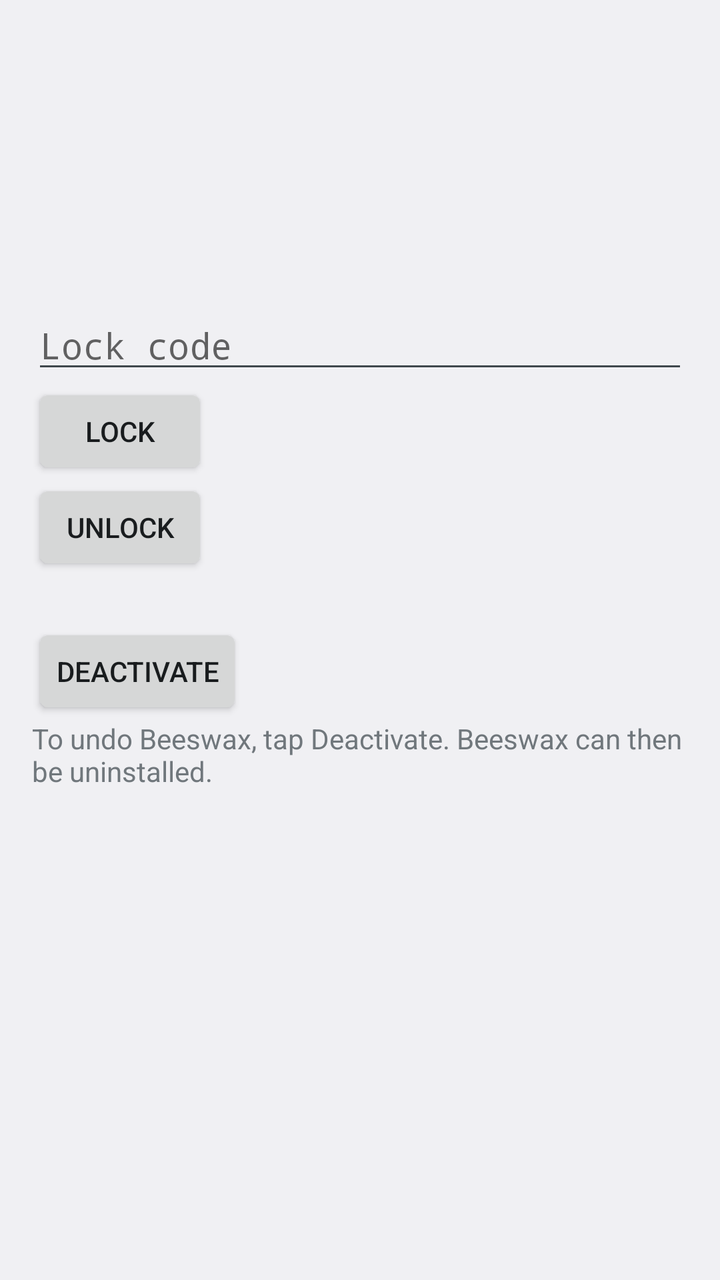
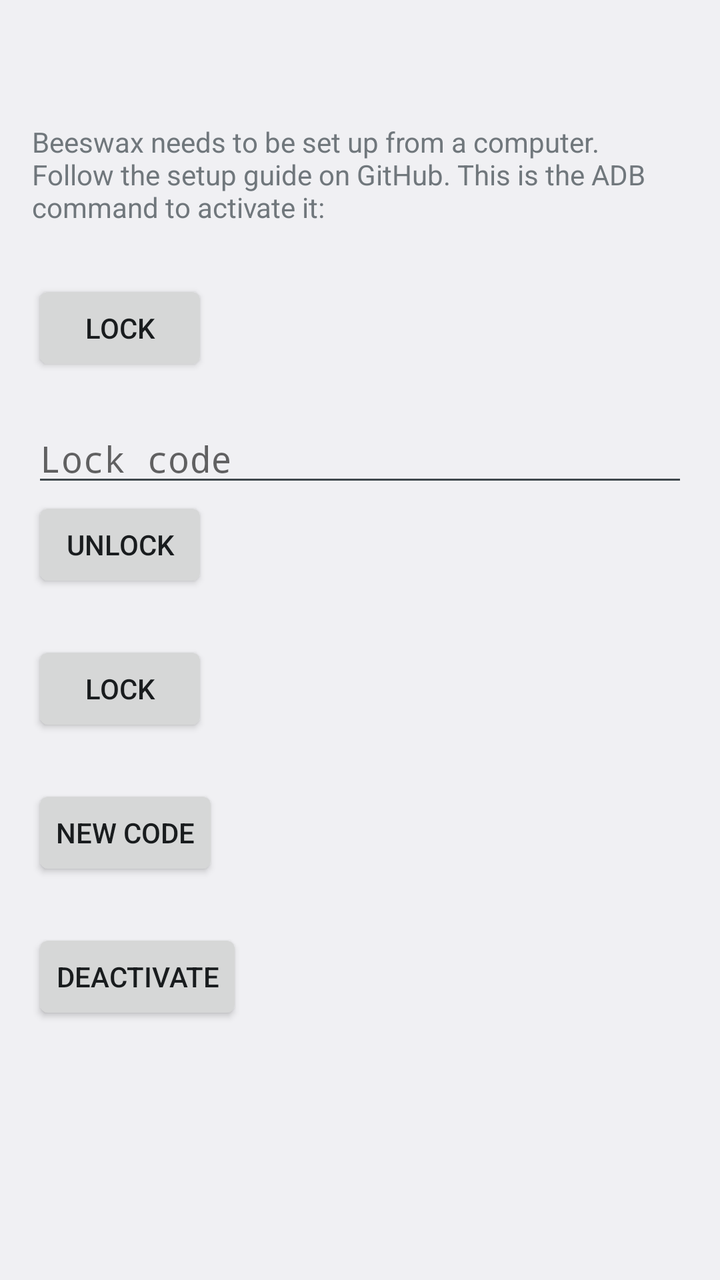

Two renders of the same Android screen: before a commit and after it. Below are the layout's source before the change and the commit's diff.
<!-- AndroidManifest.xml: application theme android:Theme.DeviceDefault.DayNight -->
<!-- res/layout/activity_main.xml -->
<?xml version="1.0" encoding="utf-8"?>
<ScrollView xmlns:android="http://schemas.android.com/apk/res/android"
    android:id="@+id/root"
    android:layout_width="match_parent"
    android:layout_height="match_parent"
    android:filterTouchesWhenObscured="true">

    <LinearLayout
        android:layout_width="match_parent"
        android:layout_height="wrap_content"
        android:orientation="vertical"
        android:padding="16dp">

        <TextView
            android:id="@+id/title"
            android:layout_width="wrap_content"
            android:layout_height="wrap_content"
            android:layout_marginBottom="16dp"
            android:textAppearance="@android:style/TextAppearance.DeviceDefault.Large" />

        <TextView
            android:id="@+id/status"
            android:layout_width="match_parent"
            android:layout_height="wrap_content" />

        <TextView
            android:id="@+id/adb_command"
            android:layout_width="match_parent"
            android:layout_height="wrap_content"
            android:layout_marginTop="8dp"
            android:fontFamily="monospace"
            android:textIsSelectable="true" />

        <LinearLayout
            android:id="@+id/owner_controls"
            android:layout_width="match_parent"
            android:layout_height="wrap_content"
            android:orientation="vertical">

            <TextView
                android:id="@+id/lock_status"
                android:layout_width="match_parent"
                android:layout_height="wrap_content"
                android:layout_marginTop="24dp" />

            <TextView
                android:id="@+id/lock_test_note"
                android:layout_width="match_parent"
                android:layout_height="wrap_content"
                android:text="@string/lock_test_note"
                android:visibility="gone" />

            
            <EditText
                android:id="@+id/code"
                android:layout_width="match_parent"
                android:layout_height="wrap_content"
                android:fontFamily="monospace"
                android:hint="@string/code_hint"
                android:importantForAutofill="no"
                android:inputType="textVisiblePassword|textNoSuggestions" />

            <Button
                android:id="@+id/lock"
                android:layout_width="wrap_content"
                android:layout_height="wrap_content"
                android:text="@string/lock" />

            <Button
                android:id="@+id/unlock"
                android:layout_width="wrap_content"
                android:layout_height="wrap_content"
                android:text="@string/unlock" />

            <LinearLayout
                android:id="@+id/quarantine"
                android:layout_width="match_parent"
                android:layout_height="wrap_content"
                android:orientation="vertical" />

            <TextView
                android:id="@+id/backups_failed"
                android:layout_width="match_parent"
                android:layout_height="wrap_content"
                android:layout_marginTop="24dp"
                android:text="@string/backups_failed"
                android:visibility="gone" />

            <LinearLayout
                android:id="@+id/exit_controls"
                android:layout_width="match_parent"
                android:layout_height="wrap_content"
                android:orientation="vertical">

                <Button
                    android:id="@+id/deactivate"
                    android:layout_width="wrap_content"
                    android:layout_height="wrap_content"
                    android:layout_marginTop="24dp"
                    android:text="@string/deactivate" />

                <TextView
                    android:layout_width="match_parent"
                    android:layout_height="wrap_content"
                    android:text="@string/exit_path_note" />
            </LinearLayout>
        </LinearLayout>
    </LinearLayout>
</ScrollView>
<!-- resources referenced by this layout -->
<resources>
  <string name="backups_failed">Couldn\'t turn on system backups.</string>
  <string name="code_hint">Lock code</string>
  <string name="deactivate">Deactivate</string>
  <string name="exit_path_note">To undo Beeswax, tap Deactivate. Beeswax can then be uninstalled.</string>
  <string name="lock">Lock</string>
  <string name="lock_test_note">Test build: debugging stays allowed while locked.</string>
  <string name="unlock">Unlock</string>
</resources>

<!-- the commit's change to res/layout/activity_main.xml (unified diff, before → after) -->
@@ -21,7 +21,8 @@
         <TextView
             android:id="@+id/status"
             android:layout_width="match_parent"
-            android:layout_height="wrap_content" />
+            android:layout_height="wrap_content"
+            android:text="@string/status_not_device_owner" />
 
         <TextView
             android:id="@+id/adb_command"
@@ -37,11 +38,17 @@
             android:layout_height="wrap_content"
             android:orientation="vertical">
 
+            
+            <Button
+                android:id="@+id/close_list"
+                android:layout_width="wrap_content"
+                android:layout_height="wrap_content"
+                android:text="@string/lock" />
+
             <TextView
                 android:id="@+id/lock_status"
                 android:layout_width="match_parent"
-                android:layout_height="wrap_content"
-                android:layout_marginTop="24dp" />
+                android:layout_height="wrap_content" />
 
             <TextView
                 android:id="@+id/lock_test_note"
@@ -61,22 +68,31 @@
                 android:inputType="textVisiblePassword|textNoSuggestions" />
 
             <Button
+                android:id="@+id/open_list"
+                android:layout_width="wrap_content"
+                android:layout_height="wrap_content"
+                android:text="@string/open_list" />
+
+            
+            <LinearLayout
+                android:id="@+id/app_list"
+                android:layout_width="match_parent"
+                android:layout_height="wrap_content"
+                android:orientation="vertical" />
+
+            <Button
                 android:id="@+id/lock"
                 android:layout_width="wrap_content"
                 android:layout_height="wrap_content"
+                android:layout_marginTop="24dp"
                 android:text="@string/lock" />
 
             <Button
-                android:id="@+id/unlock"
+                android:id="@+id/new_code"
                 android:layout_width="wrap_content"
                 android:layout_height="wrap_content"
-                android:text="@string/unlock" />
-
-            <LinearLayout
-                android:id="@+id/quarantine"
-                android:layout_width="match_parent"
-                android:layout_height="wrap_content"
-                android:orientation="vertical" />
+                android:layout_marginTop="24dp"
+                android:text="@string/new_code" />
 
             <TextView
                 android:id="@+id/backups_failed"
@@ -86,24 +102,12 @@
                 android:text="@string/backups_failed"
                 android:visibility="gone" />
 
-            <LinearLayout
-                android:id="@+id/exit_controls"
-                android:layout_width="match_parent"
+            <Button
+                android:id="@+id/deactivate"
+                android:layout_width="wrap_content"
                 android:layout_height="wrap_content"
-                android:orientation="vertical">
-
-                <Button
-                    android:id="@+id/deactivate"
-                    android:layout_width="wrap_content"
-                    android:layout_height="wrap_content"
-                    android:layout_marginTop="24dp"
-                    android:text="@string/deactivate" />
-
-                <TextView
-                    android:layout_width="match_parent"
-                    android:layout_height="wrap_content"
-                    android:text="@string/exit_path_note" />
-            </LinearLayout>
+                android:layout_marginTop="24dp"
+                android:text="@string/deactivate" />
         </LinearLayout>
     </LinearLayout>
 </ScrollView>
<!-- resource entries referenced after the edit -->
@@ -1,11 +1,12 @@
 <!-- resources referenced by this layout -->
 <resources>
-  <string name="backups_failed">Couldn\'t turn on system backups.</string>
+  <string name="backups_failed">Couldn\'t turn system backups back on.</string>
   <string name="code_hint">Lock code</string>
   <string name="deactivate">Deactivate</string>
-  <string name="exit_path_note">To undo Beeswax, tap Deactivate. Beeswax can then be uninstalled.</string>
   <string name="lock">Lock</string>
-  <string name="lock_test_note">Test build: debugging stays allowed while locked.</string>
-  <string name="unlock">Unlock</string>
+  <string name="lock_test_note">Test build: debugging stays on while locked.</string>
+  <string name="new_code">New code</string>
+  <string name="open_list">Unlock</string>
+  <string name="status_not_device_owner">Beeswax needs to be set up from a computer. Follow the setup guide on GitHub. This is the ADB command to activate it:</string>
 </resources>
 
